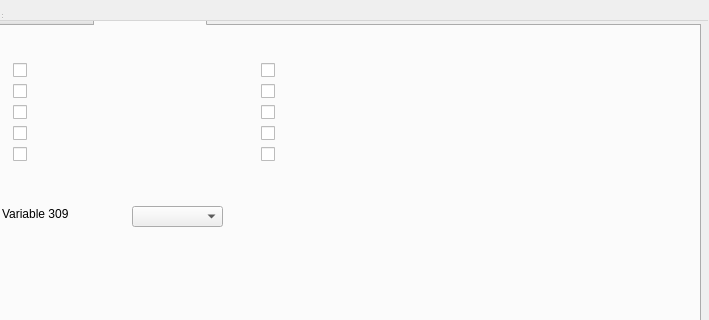
Qt form Code/dyngui/res/GuiIteation2.ui (QGIS-Unibern/TestPlugin) before a commit; both pictures show x 0 to 709 and y 0 to 320 of the 709 by 612 pixel window.
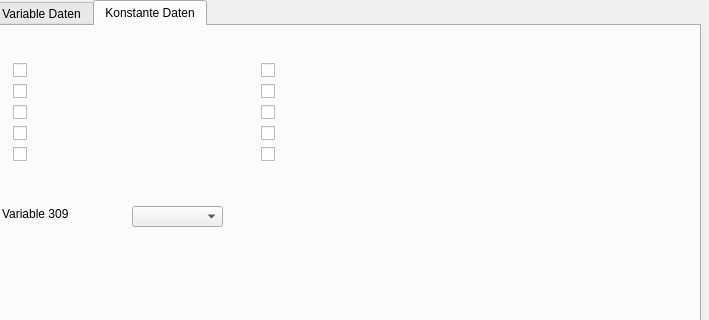
The same form after that commit.

Commit message: menubar removed

The edit to the form file:
```diff
--- a/Code/dyngui/res/GuiIteation2.ui
+++ b/Code/dyngui/res/GuiIteation2.ui
@@ -717,16 +717,6 @@
     </widget>
    </widget>
   </widget>
-  <widget class="QMenuBar" name="menuBar">
-   <property name="geometry">
-    <rect>
-     <x>0</x>
-     <y>0</y>
-     <width>708</width>
-     <height>21</height>
-    </rect>
-   </property>
-  </widget>
   <widget class="QToolBar" name="mainToolBar">
    <property name="geometry">
     <rect>
```
